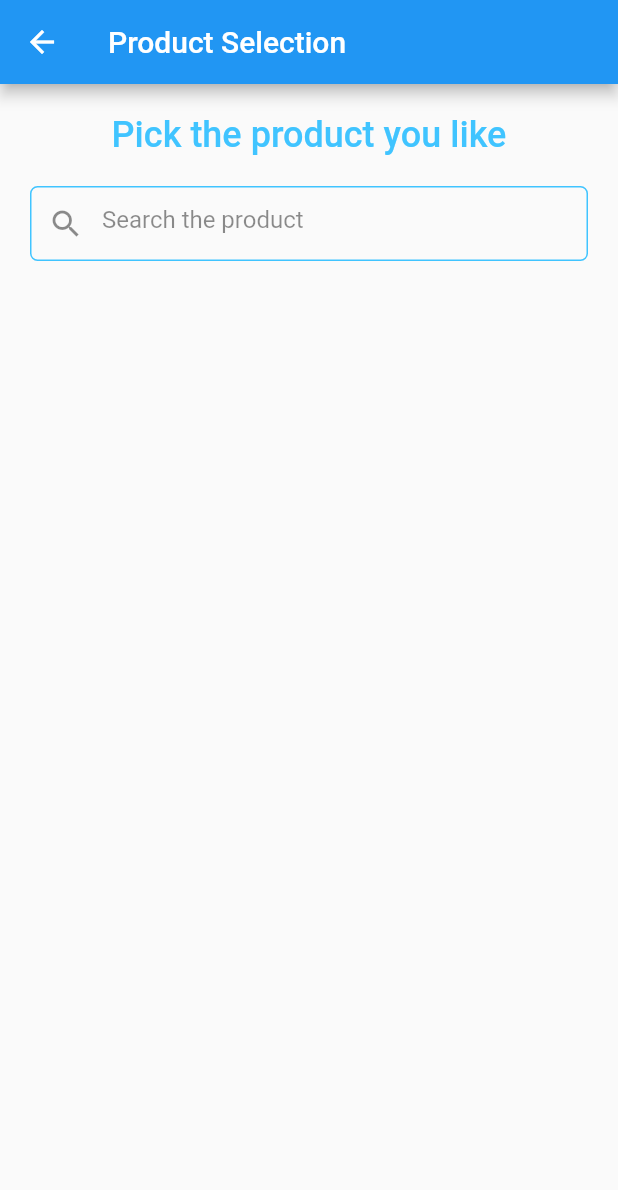
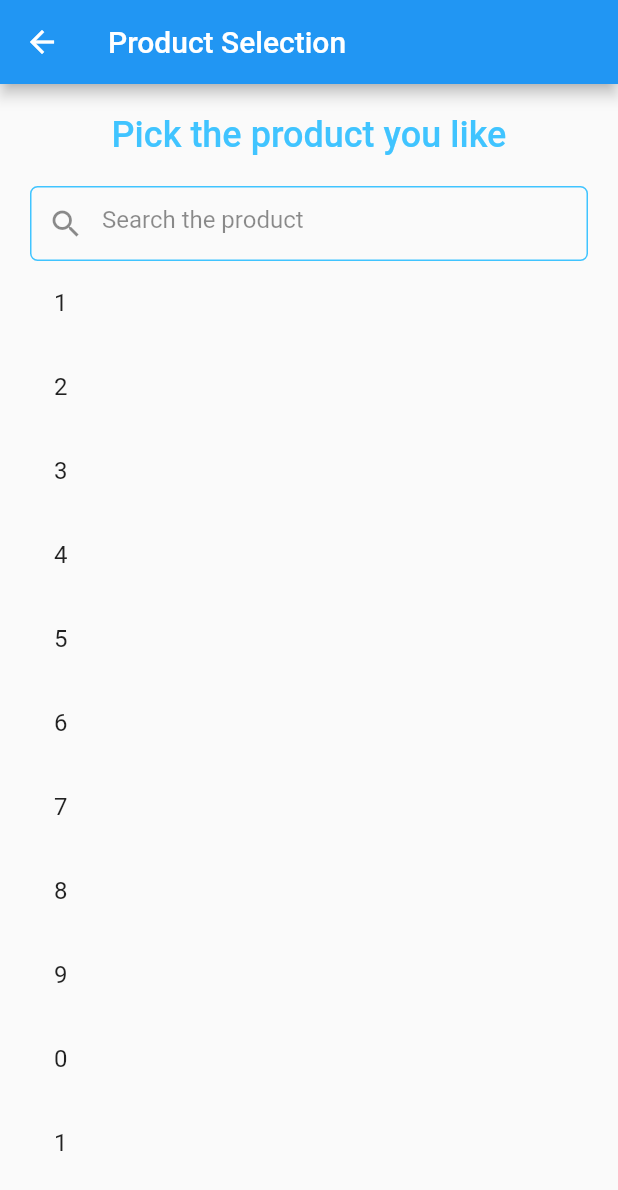
Before and after one commit to Arslanbutt/Water_delivery_v1, a Flutter app: the ProductSelection screen opened by its route, on a phone screen of 412 x 824 dp. Shown: the top 1190 px of the screen. Run offline on Flutter 3.47's test engine with Material 2 defaults, Android fonts, the phone set to English and light mode, and no system bars.

Commit message:
Basic List view

```diff
--- a/lib/product_selection.dart
+++ b/lib/product_selection.dart
@@ -2,6 +2,7 @@ import 'package:flutter/material.dart';
 
 class ProductSelection extends StatelessWidget {
   static const String id = "ProductSelection";
+  static List data = [1, 2, 3, 4, 5, 6, 7, 8, 9, 0, 1, 2, 3, 4, 5, 6, 6, 7];
 
   @override
   Widget build(BuildContext context) {
@@ -46,6 +47,18 @@ class ProductSelection extends StatelessWidget {
                   ),
                 ),
               ),
+              Expanded(
+                child: Container(
+                  child: ListView.builder(
+                    itemCount: data.length,
+                    itemBuilder: (context, index) {
+                      return ListTile(
+                        title: Text(data[index].toString()),
+                      );
+                    },
+                  ),
+                ),
+              ),
             ],
           ),
         ),
```
